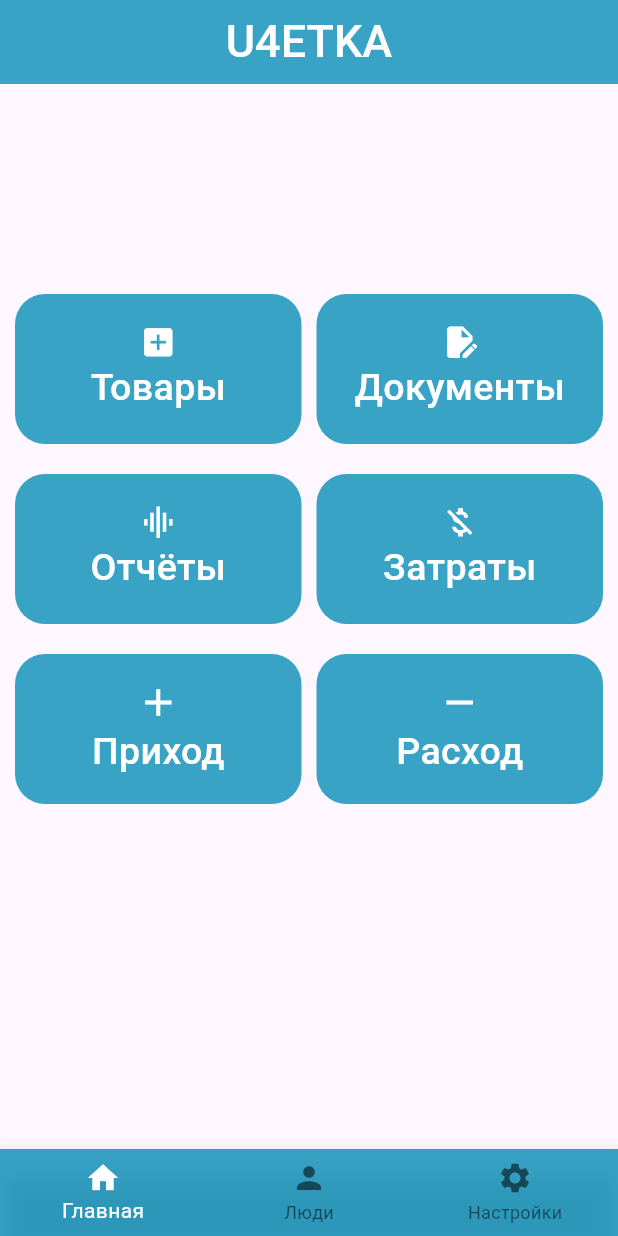
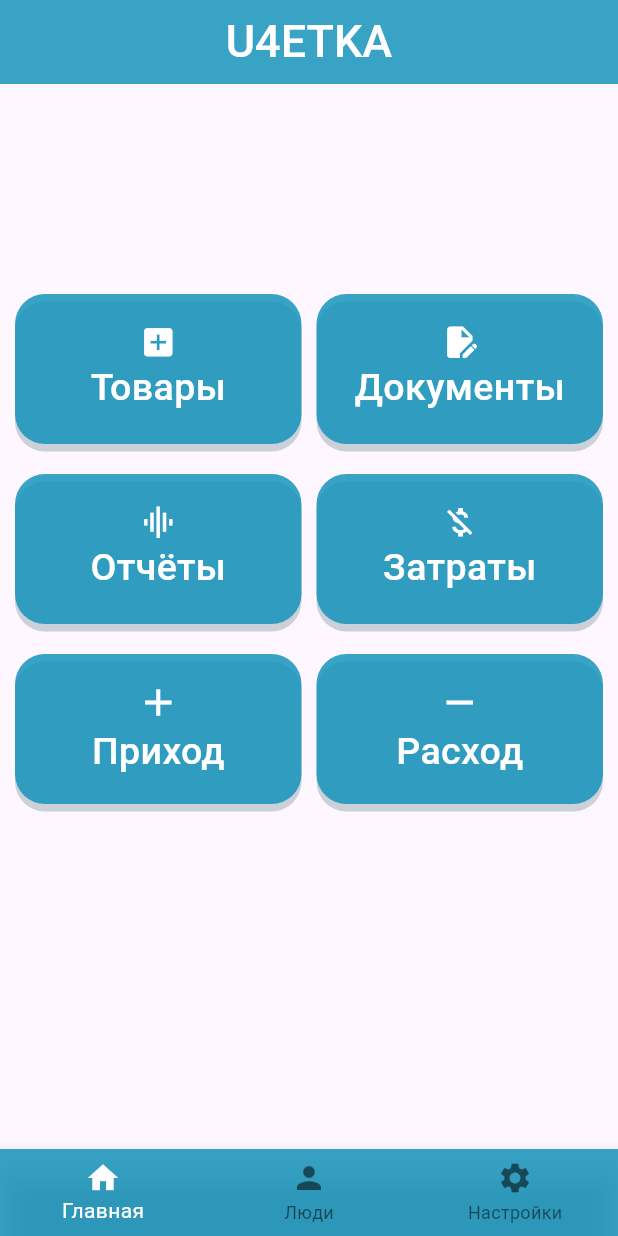
Before and after one commit to fasttemp/Store, a Flutter app: the screen it shows after launch, on a phone screen of 412 x 824 dp. Run offline on Flutter 3.47's test engine with Material 3 defaults, Android fonts, the phone set to English and light mode, and no system bars; our stand-ins replace cached_network_image, cloud_firestore, file_picker, firebase_core, firebase_storage, flutter_image_compress and 1 more; missing offline and left inert: floating_action_bubble, flutter_barcode_scanner; accounts and stored records are empty.

Commit message:
Добавил тени

```diff
--- a/lib/U4etka/Main/costs.dart
+++ b/lib/U4etka/Main/costs.dart
@@ -137,6 +137,7 @@ class _CostsState extends State<Costs> {
                         selectedBuyer == null ||
                         selectedProducts.isEmpty) {
                       ScaffoldMessenger.of(context).showSnackBar(SnackBar(
+                        duration: Duration(seconds: 3),
                         backgroundColor: Color.fromARGB(210, 15, 145, 185),
                         content: Text(
                           'Заполните все поля и выберите покупателя и продукты',
--- a/lib/U4etka/Main/main_menu.dart
+++ b/lib/U4etka/Main/main_menu.dart
@@ -42,9 +42,15 @@ class _MainMenuState extends State<MainMenu> {
                     },
                     child: Container(
                         decoration: BoxDecoration(
-                          borderRadius: BorderRadiusDirectional.circular(20),
-                          color: Color.fromARGB(210, 15, 145, 185),
-                        ),
+                            boxShadow: [
+                              BoxShadow(
+                                color: Color.fromARGB(210, 5, 53, 67)
+                                    .withOpacity(0.2),
+                                offset: Offset(0, 5),
+                              )
+                            ],
+                            borderRadius: BorderRadiusDirectional.circular(20),
+                            color: Color.fromARGB(210, 15, 145, 185)),
                         height: 100,
                         child: Column(
                           mainAxisAlignment: MainAxisAlignment.center,
@@ -72,6 +78,13 @@ class _MainMenuState extends State<MainMenu> {
                     },
                     child: Container(
                         decoration: BoxDecoration(
+                          boxShadow: [
+                            BoxShadow(
+                              color: Color.fromARGB(210, 5, 53, 67)
+                                  .withOpacity(0.2),
+                              offset: Offset(0, 5),
+                            )
+                          ],
                           borderRadius: BorderRadiusDirectional.circular(20),
                           color: Color.fromARGB(210, 15, 145, 185),
                         ),
@@ -108,6 +121,13 @@ class _MainMenuState extends State<MainMenu> {
                     },
                     child: Container(
                         decoration: BoxDecoration(
+                          boxShadow: [
+                            BoxShadow(
+                              color: Color.fromARGB(210, 5, 53, 67)
+                                  .withOpacity(0.2),
+                              offset: Offset(0, 5),
+                            )
+                          ],
                           borderRadius: BorderRadiusDirectional.circular(20),
                           color: Color.fromARGB(210, 15, 145, 185),
                         ),
@@ -135,6 +155,13 @@ class _MainMenuState extends State<MainMenu> {
                     },
                     child: Container(
                         decoration: BoxDecoration(
+                          boxShadow: [
+                            BoxShadow(
+                              color: Color.fromARGB(210, 5, 53, 67)
+                                  .withOpacity(0.2),
+                              offset: Offset(0, 5),
+                            )
+                          ],
                           borderRadius: BorderRadiusDirectional.circular(20),
                           color: Color.fromARGB(210, 15, 145, 185),
                         ),
@@ -170,6 +197,13 @@ class _MainMenuState extends State<MainMenu> {
                     },
                     child: Container(
                         decoration: BoxDecoration(
+                          boxShadow: [
+                            BoxShadow(
+                              color: Color.fromARGB(210, 5, 53, 67)
+                                  .withOpacity(0.2),
+                              offset: Offset(0, 5),
+                            )
+                          ],
                           borderRadius: BorderRadiusDirectional.circular(20),
                           color: Color.fromARGB(210, 15, 145, 185),
                         ),
@@ -187,7 +221,6 @@ class _MainMenuState extends State<MainMenu> {
                                     fontSize: 25,
                                     fontWeight: FontWeight.w500,
                                     color: Colors.white)),
-
                           ],
                         )),
                   ),
@@ -201,6 +234,13 @@ class _MainMenuState extends State<MainMenu> {
                     },
                     child: Container(
                         decoration: BoxDecoration(
+                          boxShadow: [
+                            BoxShadow(
+                              color: Color.fromARGB(210, 5, 53, 67)
+                                  .withOpacity(0.2),
+                              offset: Offset(0, 5),
+                            )
+                          ],
                           borderRadius: BorderRadiusDirectional.circular(20),
                           color: Color.fromARGB(210, 15, 145, 185),
                         ),
@@ -218,7 +258,6 @@ class _MainMenuState extends State<MainMenu> {
                                     fontSize: 25,
                                     fontWeight: FontWeight.w500,
                                     color: Colors.white)),
-
                           ],
                         )),
                   ),
--- a/lib/U4etka/Main/new_incoming.dart
+++ b/lib/U4etka/Main/new_incoming.dart
@@ -138,6 +138,7 @@ class _NewIncomingState extends State<NewIncoming> {
                     selectedProvider == null ||
                     selectedProducts.isEmpty) {
                   ScaffoldMessenger.of(context).showSnackBar(SnackBar(
+                    duration: Duration(seconds: 3),
                     backgroundColor: Color.fromARGB(210, 15, 145, 185),
                     content: Text(
                       'Заполните все поля и выберите поставщика и продукты',
--- a/lib/U4etka/Persons/persons.dart
+++ b/lib/U4etka/Persons/persons.dart
@@ -1,3 +1,4 @@
+import 'package:flutter/cupertino.dart';
 import 'package:flutter/material.dart';
 import 'package:flutter/widgets.dart';
 import 'package:store/U4etka/Persons/buyers.dart';
@@ -19,7 +20,8 @@ class _PersonsState extends State<Persons> {
         backgroundColor: Color.fromARGB(210, 15, 145, 185),
         title: Text(
           'Контрагенты',
-          style: TextStyle(fontSize: 30, fontWeight: FontWeight.w500,color:Colors.white),
+          style: TextStyle(
+              fontSize: 30, fontWeight: FontWeight.w500, color: Colors.white),
         ),
       ),
       body: Padding(
@@ -35,6 +37,13 @@ class _PersonsState extends State<Persons> {
                 child: Container(
                     width: double.infinity,
                     decoration: BoxDecoration(
+                      boxShadow: [
+                        BoxShadow(
+                          color:
+                              Color.fromARGB(210, 5, 53, 67).withOpacity(0.2),
+                          offset: Offset(0, 5),
+                        )
+                      ],
                       borderRadius: BorderRadiusDirectional.circular(50),
                       color: Color.fromARGB(210, 15, 145, 185),
                     ),
@@ -63,6 +72,13 @@ class _PersonsState extends State<Persons> {
                 child: Container(
                     width: double.infinity,
                     decoration: BoxDecoration(
+                      boxShadow: [
+                        BoxShadow(
+                          color:
+                              Color.fromARGB(210, 5, 53, 67).withOpacity(0.2),
+                          offset: Offset(0, 5),
+                        ),
+                      ],
                       borderRadius: BorderRadiusDirectional.circular(50),
                       color: Color.fromARGB(210, 15, 145, 185),
                     ),
--- a/pubspec.yaml
+++ b/pubspec.yaml
@@ -9,6 +9,7 @@ environment:
 dependencies:
   cached_network_image: ^3.3.1
   cloud_firestore: ^4.17.3
+  excel: ^4.0.3
   file_picker: ^8.0.3
   firebase_core: ^2.31.0
   firebase_storage: ^11.7.5
@@ -21,6 +22,7 @@ dependencies:
   flutter_masked_text2: ^0.9.1
   http: ^1.2.1
   intl: ^0.18.1
+  path_provider: ^2.1.3
   provider: ^6.1.2
 
 
```
Also changed, not shown: pubspec.lock.
